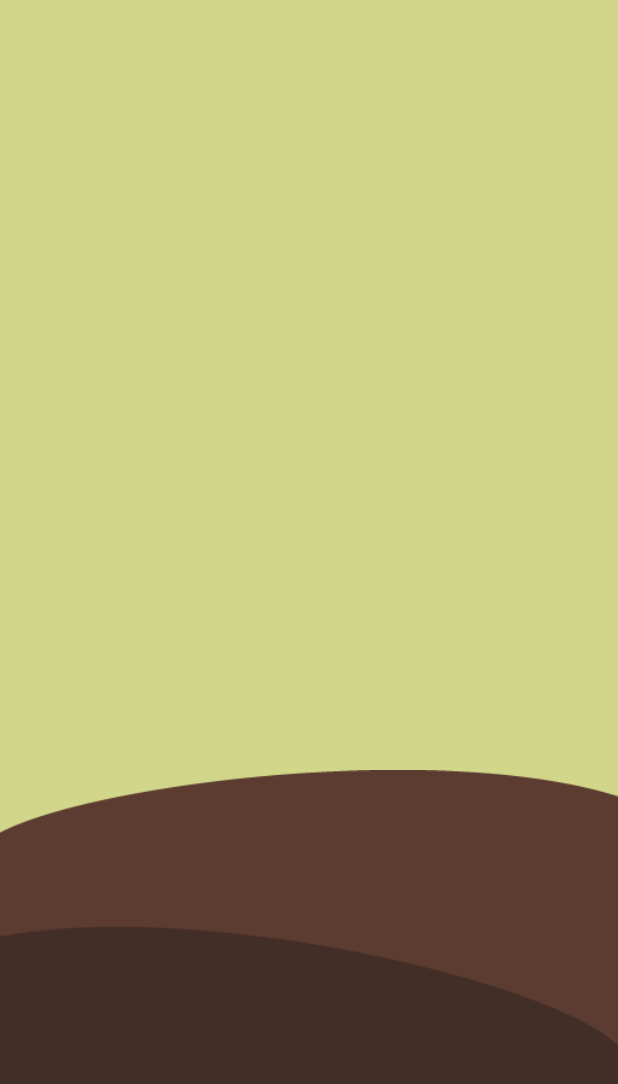
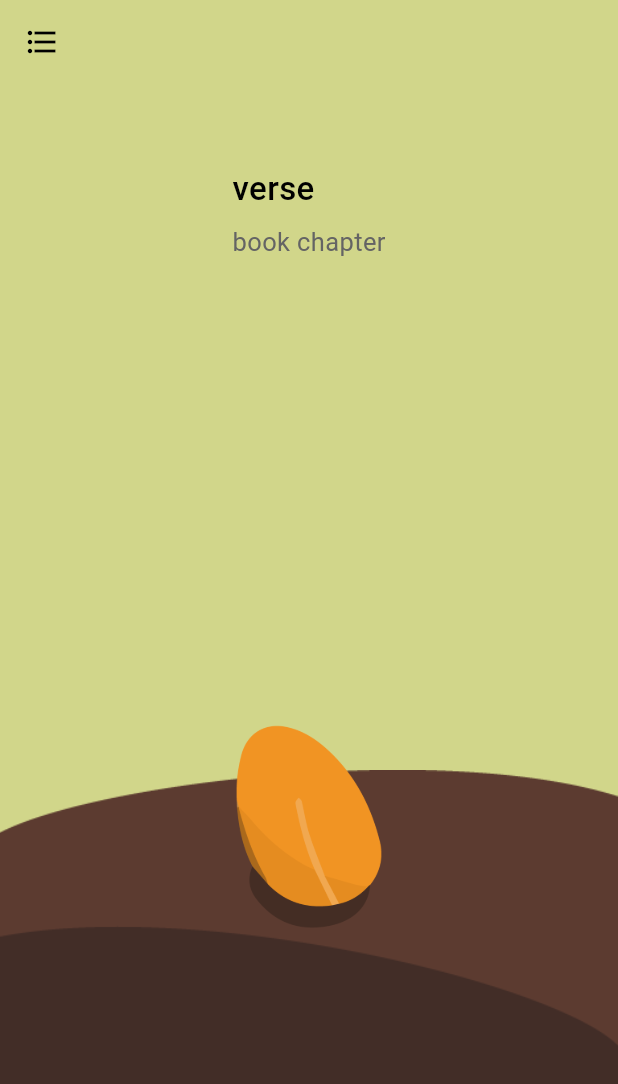
Before and after one commit to wonhj12/bibletree, a Flutter app: the screen it shows after launch, on a phone screen of 412 x 824 dp. Shown: the top 1084 px of the screen. Run offline on Flutter 3.47's test engine with Material 3 defaults, Android fonts, the phone set to English and light mode, and no system bars; our stand-ins replace go_router, shared_preferences, sqflite; missing offline and left inert: implicitly_animated_list; accounts and stored records are empty; Roboto replaces fonts that are missing (Pretendard); project files that could hold a hidden picture were left out.

Commit message:
refactor: HomeViewModel 분리

```diff
--- a/lib/config/app_router.dart
+++ b/lib/config/app_router.dart
@@ -28,7 +28,10 @@ class AppRouter {
         GoRoute(
           path: '/home',
           builder: (context, state) => ChangeNotifierProvider(
-            create: (context) => HomeViewModel(userModel: userModel),
+            create: (context) => HomeViewModel(
+              userModel: userModel,
+              context: context,
+            ),
             child: const HomeView(),
           ),
         ),
--- a/lib/main.dart
+++ b/lib/main.dart
@@ -75,6 +75,7 @@ class BibleTreeApp extends StatelessWidget {
       theme: CustomThemeData.light,
       darkTheme: CustomThemeData.dark,
       themeMode: settingModel.theme,
+      debugShowCheckedModeBanner: false,
       routerConfig: _router,
     );
   }
--- a/lib/model/user_model.dart
+++ b/lib/model/user_model.dart
@@ -27,8 +27,8 @@ class UserModel with ChangeNotifier {
   /* 말씀 관련 변수 */
   int verseId = 0; // 오늘의 말씀 id
   String? book; // 책
-  String? chapter; // 장
-  String? verse; // 절
+  String? chapter; // 장:절
+  String? verse; // 말씀
 
   /* 기타 사용자 관련 변수 */
   int? lastLogin; // 마지막 로그인 시점
@@ -61,6 +61,33 @@ class UserModel with ChangeNotifier {
     });
   }
 
+  /* 나무 관련 함수 */
+  final int _growthLevel = 10; // 나무 성장 10마다 다음 단계로 성장
+
+  /// 현재 나무 이미지 이름 반환
+  String getCurTree() {
+    final level = growth ~/ _growthLevel;
+
+    switch (level) {
+      case 0:
+        return 'seed1.png';
+      case 1:
+        return 'seed2.png';
+      case 2:
+        return 'plant1.png';
+      case 3:
+        return 'plant2.png';
+      case 4:
+        return 'plant3.png';
+      case 5:
+        return 'plant4.png';
+      case 6:
+        return 'tree1.png';
+      default:
+        return 'seed1.png';
+    }
+  }
+
   @override
   String toString() {
     return 'treeName: $treeName, '
--- a/lib/views/home_view.dart
+++ b/lib/views/home_view.dart
@@ -1,9 +1,12 @@
+import 'package:bibletree/config/app_router.dart';
 import 'package:bibletree/dao/record_dao.dart';
+import 'package:bibletree/main.dart';
 import 'package:bibletree/models/record_item.dart';
 import 'package:bibletree/models/verse_singleton.dart';
 import 'package:bibletree/models/tree_manager.dart';
 import 'package:bibletree/models/verse.dart';
 import 'package:bibletree/statics/pref_vals.dart';
+import 'package:bibletree/viewModels/home_view_model.dart';
 import 'package:bibletree/views/record/record_view.dart';
 import 'package:bibletree/views/settings/setting_view.dart';
 import 'package:bibletree/views/tree/growth_view.dart';
@@ -12,6 +15,7 @@ import 'package:bibletree/views/tree/water_view.dart';
 import 'package:bibletree/views/verse_view.dart';
 import 'package:bibletree/views/widgets/name_alert.dart';
 import 'package:flutter/material.dart';
+import 'package:provider/provider.dart';
 import 'package:shared_preferences/shared_preferences.dart';
 
 class HomeView extends StatefulWidget {
@@ -91,7 +95,10 @@ class _HomeViewState extends State<HomeView> {
 
   @override
   Widget build(BuildContext context) {
-    // Verse todayVerse = VerseSingleton.instance.list[_todayId];
+    HomeViewModel homeViewModel = context.watch<HomeViewModel>();
+    Verse todayVerse =
+        Verse(id: 0, verse: 'verse', book: 'book', chapter: 'chapter');
+    //VerseSingleton.instance.list[userModel.verseId];
 
     return Container(
       // BG image
@@ -105,111 +112,115 @@ class _HomeViewState extends State<HomeView> {
       ),
 
       // Home components
-      // child: Scaffold(
-      //   appBar: AppBar(
-      //     leading: IconButton(
-      //       onPressed: () {
-      //         // Open settings
-      //         Navigator.of(context)
-      //             .push(
-      //           MaterialPageRoute(builder: (context) => const SettingView()),
-      //         )
-      //             .then((value) {
-      //           if (value != null && value) {
-      //             // Reload home view if data reset
-      //             initialize();
-      //           }
-      //         });
-      //       },
-      //       icon: const Icon(Icons.format_list_bulleted),
-      //     ),
-      //   ),
-      //   backgroundColor: Colors.transparent,
-      //   body: SafeArea(
-      //     child: Column(
-      //       children: <Widget>[
-      //         // Verse view
-      //         GestureDetector(
-      //           onTap: () {
-      //             Navigator.of(context)
-      //                 .push(MaterialPageRoute(
-      //                     builder: (context) => RecordView(_todayRecord,
-      //                         VerseSingleton.instance.list[_todayId]),
-      //                     fullscreenDialog: true))
-      //                 .then((value) {
-      //               // Set water status to true if new record is entered
-      //               if (value != null) setWater(value);
-      //               initialize();
-      //             });
-      //           },
-      //           child: Container(
-      //             margin: const EdgeInsets.fromLTRB(16, 54, 16, 0),
-      //             child: VerseView(
-      //                 todayVerse.verse, todayVerse.book, todayVerse.chapter),
-      //           ),
-      //         ),
+      child: Scaffold(
+        appBar: AppBar(
+          leading: IconButton(
+            onPressed: () => homeViewModel.onPressedSetting(),
+            //  {
+            //   // Open settings
+            //   Navigator.of(context)
+            //       .push(
+            //     MaterialPageRoute(builder: (context) => const SettingView()),
+            //   )
+            //       .then((value) {
+            //     if (value != null && value) {
+            //       // Reload home view if data reset
+            //       initialize();
+            //     }
+            //   });
+            // },
+            icon: const Icon(Icons.format_list_bulleted),
+          ),
+        ),
+        backgroundColor: Colors.transparent,
+        body: SafeArea(
+          child: Column(
+            children: <Widget>[
+              // Verse view
+              GestureDetector(
+                onTap: () => homeViewModel.onTapVerseCard(),
+                // {
+                //   Navigator.of(context)
+                //       .push(MaterialPageRoute(
+                //           builder: (context) => RecordView(_todayRecord,
+                //               VerseSingleton.instance.list[_todayId]),
+                //           fullscreenDialog: true))
+                //       .then((value) {
+                //     // Set water status to true if new record is entered
+                //     if (value != null) setWater(value);
+                //     initialize();
+                //   });
+                // },
+                child: Container(
+                  margin: const EdgeInsets.fromLTRB(16, 54, 16, 0),
+                  child: VerseView(
+                      todayVerse.verse, todayVerse.book, todayVerse.chapter),
+                ),
+              ),
 
-      //         const Spacer(),
+              const Spacer(),
 
-      //         // Tree view
-      //         Stack(
-      //           alignment: Alignment.topRight,
-      //           children: [
-      //             // Plant image
-      //             Container(
-      //               alignment: Alignment.bottomCenter,
-      //               margin: const EdgeInsets.only(bottom: 100),
-      //               child: TreeView(treeName: _treeManager.getCurTree()),
-      //             ),
+              // Tree view
+              Stack(
+                alignment: Alignment.topRight,
+                children: [
+                  // Plant image
+                  Container(
+                    alignment: Alignment.bottomCenter,
+                    margin: const EdgeInsets.only(bottom: 100),
+                    child: TreeView(
+                        treeName: homeViewModel.userModel.getCurTree()),
+                  ),
 
-      //             // Water
-      //             if (_canWater)
-      //               GestureDetector(
-      //                 onTap: () {
-      //                   // Increment tree growth
-      //                   growTree();
-      //                   setWater(false);
+                  // Water
+                  if (homeViewModel.canWater)
+                    GestureDetector(
+                      onTap: () => homeViewModel.water(),
+                      // {
+                      //   // Increment tree growth
+                      //   growTree();
+                      //   setWater(false);
 
-      //                   // Show growth view
-      //                   Navigator.of(context)
-      //                       .push(
-      //                     PageRouteBuilder(
-      //                       opaque: false,
-      //                       pageBuilder: (context, _, __) {
-      //                         return const GrowthView();
-      //                       },
-      //                     ),
-      //                   )
-      //                       .then(
-      //                     (_) async {
-      //                       if (_treeManager.needName) {
-      //                         String? name = await showDialog(
-      //                           context: context,
-      //                           barrierDismissible: false,
-      //                           builder: (BuildContext context) =>
-      //                               const NameAlert(),
-      //                         );
+                      //   // Show growth view
+                      //   Navigator.of(context)
+                      //       .push(
+                      //     PageRouteBuilder(
+                      //       opaque: false,
+                      //       pageBuilder: (context, _, __) {
+                      //         return const GrowthView();
+                      //       },
+                      //     ),
+                      //   )
+                      //       .then(
+                      //     (_) async {
+                      //       if (_treeManager.needName) {
+                      //         String? name = await showDialog(
+                      //           context: context,
+                      //           barrierDismissible: false,
+                      //           builder: (BuildContext context) =>
+                      //               const NameAlert(),
+                      //         );
 
-      //                         if (name != null && name.isNotEmpty) {
-      //                           _treeManager.needName = false;
-      //                           _treeManager.name = name;
-      //                           _prefs.setString(PrefVals.treeName, name);
-      //                         }
-      //                       }
-      //                     },
-      //                   );
-      //                 },
-      //                 child: Container(
-      //                   margin: const EdgeInsets.only(right: 16, top: 16),
-      //                   child: const WaterView(),
-      //                 ),
-      //               ),
-      //           ],
-      //         ),
-      //       ],
-      //     ),
-      //   ),
-      // ),
+                      //         if (name != null && name.isNotEmpty) {
+                      //           _treeManager.needName = false;
+                      //           _treeManager.name = name;
+                      //           _prefs.setString(PrefVals.treeName, name);
+                      //         }
+                      //       }
+                      //     },
+                      //   );
+                      // },
+                      child: Container(
+                        margin: const EdgeInsets.only(right: 16, top: 16),
+                        child: const WaterView(),
+                      ),
+                    ),
+                ],
+              ),
+            ],
+          ),
+        ),
+      ),
     );
   }
 
```
Also changed, not shown: lib/viewModels/home_view_model.dart (+54 -1 lines).
